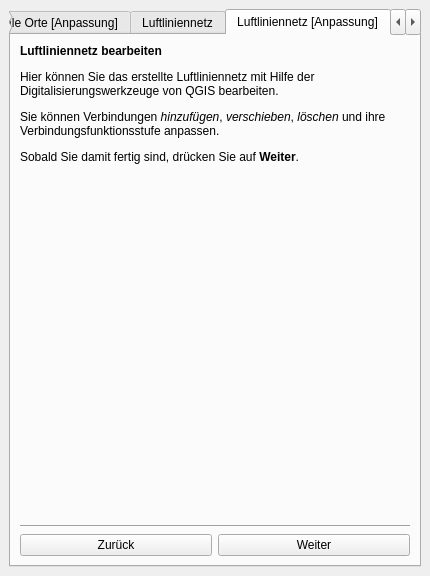
Before: the Qt Designer form visionvelo_digirad_dockwidget.ui in ohrie/DigiRad, drawn with Qt 5.
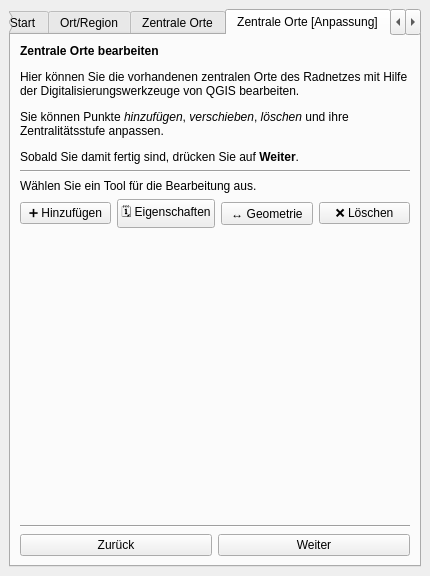
After: the same form once the commit is applied. The open tabs and pages were chosen to show the change. Icons and pictures are not drawn. Custom widgets are drawn as their Qt base class.

Commit message: feat: Added CenterEdit tools, reproject analysis and others

Diff of the .ui file:
```diff
--- a/visionvelo_digirad_dockwidget.ui
+++ b/visionvelo_digirad_dockwidget.ui
@@ -490,6 +490,58 @@
           </property>
          </widget>
         </item>
+        <item>
+         <widget class="Line" name="line_9">
+          <property name="orientation">
+           <enum>Qt::Horizontal</enum>
+          </property>
+         </widget>
+        </item>
+        <item>
+         <widget class="QLabel" name="label_4">
+          <property name="text">
+           <string>Wählen Sie ein Tool für die Bearbeitung aus.</string>
+          </property>
+         </widget>
+        </item>
+        <item>
+         <layout class="QHBoxLayout" name="horizontalLayout_9">
+          <item>
+           <widget class="QPushButton" name="centerEditAddutton">
+            <property name="text">
+             <string>➕ Hinzufügen</string>
+            </property>
+           </widget>
+          </item>
+          <item>
+           <widget class="QPushButton" name="centerEditPropertiesButton">
+            <property name="text">
+             <string>🗓 Eigenschaften</string>
+            </property>
+            <property name="checkable">
+             <bool>false</bool>
+            </property>
+            <property name="checked">
+             <bool>false</bool>
+            </property>
+           </widget>
+          </item>
+          <item>
+           <widget class="QPushButton" name="centerEditGeometryButton">
+            <property name="text">
+             <string>↔️ Geometrie</string>
+            </property>
+           </widget>
+          </item>
+          <item>
+           <widget class="QPushButton" name="centerEditDeleteButton">
+            <property name="text">
+             <string>❌ Löschen</string>
+            </property>
+           </widget>
+          </item>
+         </layout>
+        </item>
         <item>
          <spacer name="verticalSpacer_4">
           <property name="orientation">
@@ -608,67 +660,6 @@
         </item>
        </layout>
       </widget>
-      <widget class="QWidget" name="airlineEditTab">
-       <attribute name="title">
-        <string>Luftliniennetz [Anpassung]</string>
-       </attribute>
-       <layout class="QVBoxLayout" name="verticalLayout_8">
-        <item>
-         <widget class="QLabel" name="label_4">
-          <property name="text">
-           <string>&lt;html&gt;&lt;head/&gt;&lt;body&gt;&lt;p&gt;&lt;span style=&quot; font-weight:600;&quot;&gt;Luftliniennetz bearbeiten&lt;/span&gt;&lt;/p&gt;&lt;p&gt;Hier können Sie das erstellte Luftliniennetz mit Hilfe der Digitalisierungswerkzeuge von QGIS bearbeiten.&lt;/p&gt;&lt;p&gt;Sie können Verbindungen &lt;span style=&quot; font-style:italic;&quot;&gt;hinzufügen&lt;/span&gt;, &lt;span style=&quot; font-style:italic;&quot;&gt;verschieben&lt;/span&gt;, &lt;span style=&quot; font-style:italic;&quot;&gt;löschen&lt;/span&gt; und ihre Verbindungsfunktionsstufe anpassen.&lt;/p&gt;&lt;p&gt;Sobald Sie damit fertig sind, drücken Sie auf &lt;span style=&quot; font-weight:600;&quot;&gt;Weiter&lt;/span&gt;.&lt;/p&gt;&lt;/body&gt;&lt;/html&gt;</string>
-          </property>
-          <property name="textFormat">
-           <enum>Qt::RichText</enum>
-          </property>
-          <property name="alignment">
-           <set>Qt::AlignLeading|Qt::AlignLeft|Qt::AlignTop</set>
-          </property>
-          <property name="wordWrap">
-           <bool>true</bool>
-          </property>
-         </widget>
-        </item>
-        <item>
-         <spacer name="verticalSpacer_6">
-          <property name="orientation">
-           <enum>Qt::Vertical</enum>
-          </property>
-          <property name="sizeHint" stdset="0">
-           <size>
-            <width>20</width>
-            <height>40</height>
-           </size>
-          </property>
-         </spacer>
-        </item>
-        <item>
-         <widget class="Line" name="line_9">
-          <property name="orientation">
-           <enum>Qt::Horizontal</enum>
-          </property>
-         </widget>
-        </item>
-        <item>
-         <layout class="QHBoxLayout" name="horizontalLayout_9">
-          <item>
-           <widget class="QPushButton" name="airlineEditBackButton">
-            <property name="text">
-             <string>Zurück</string>
-            </property>
-           </widget>
-          </item>
-          <item>
-           <widget class="QPushButton" name="airlineEditContinueButton">
-            <property name="text">
-             <string>Weiter</string>
-            </property>
-           </widget>
-          </item>
-         </layout>
-        </item>
-       </layout>
-      </widget>
       <widget class="QWidget" name="reprojectTab">
        <attribute name="title">
         <string>Umlegung</string>
```
Left out of the diff: 6 changed lines with no effect on the pictures. The commit also changes 18 other files.
